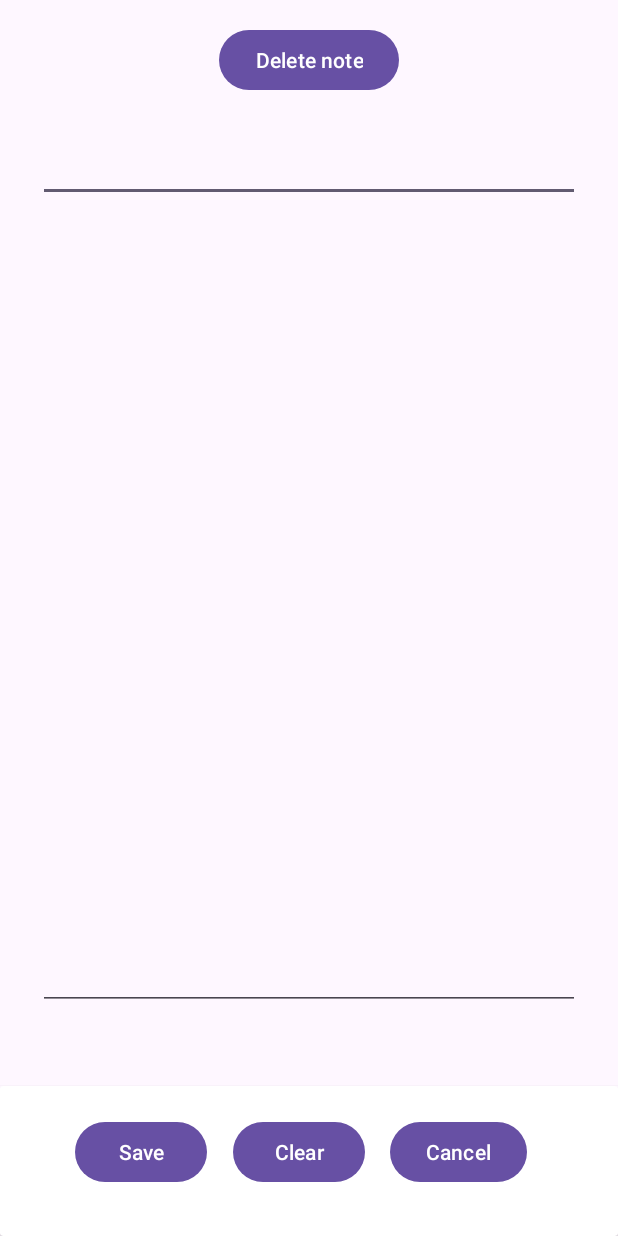
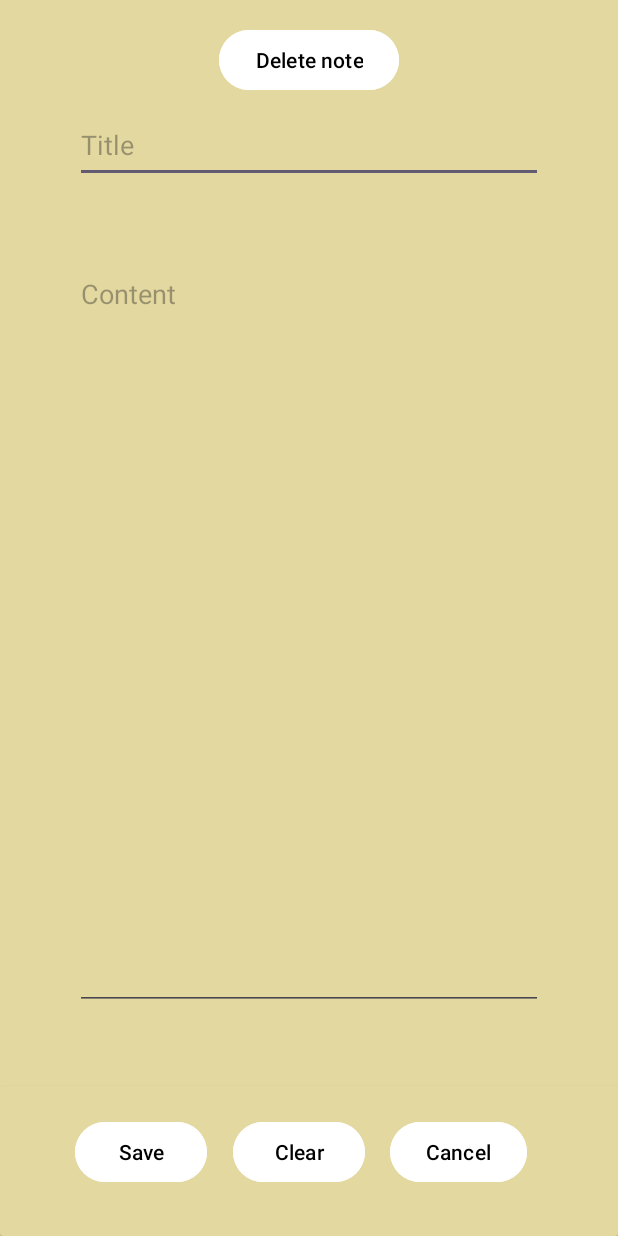
Before and after one commit to LeoAhrau/Notepad, an Android app: the screen it shows after launch (NotesActivity), after a tap on "Create New Note", on a phone screen of 412 x 824 dp. Run offline under Robolectric (Android 15) with nearby library versions, the phone set to English and light mode, and no system bars.

Commit message:
Second commit

```diff
--- a/app/src/main/java/com/example/notepad/MainActivity.java
+++ b/app/src/main/java/com/example/notepad/MainActivity.java
@@ -1,6 +1,7 @@
 package com.example.notepad;
 
 import androidx.appcompat.app.AppCompatActivity;
+import androidx.recyclerview.widget.LinearLayoutManager;
 import androidx.recyclerview.widget.RecyclerView;
 
 import android.content.Intent;
@@ -10,69 +11,53 @@ import android.widget.AdapterView;
 import android.widget.ArrayAdapter;
 import android.widget.Button;
 import android.widget.ListView;
+import android.widget.Toast;
+
+import com.google.android.material.snackbar.Snackbar;
 
 import java.io.File;
 import java.util.List;
 import java.util.Scanner;
 
+//byggd enligt MVC
 public class MainActivity extends AppCompatActivity {
 
+    // Deklarera ListView och Adapter.
     ListView notesList;
-    ArrayAdapter<Notes> noteAdapter;
+    NotesAdapter notesAdapter;;
+    DataManager dataManager = new DataManager();
+
 
     @Override
     protected void onCreate(Bundle savedInstanceState) {
         super.onCreate(savedInstanceState);
         setContentView(R.layout.activity_main);
 
+
+        // Koppla ListView och Knapparna till elementen i xml filen.
         notesList = findViewById(R.id.lv_notes);
         Button createNote = findViewById(R.id.btn_create_note);
-        Button loadNote = findViewById(R.id.btn_load);
 
-        noteAdapter = new ArrayAdapter<>(this, android.R.layout.simple_list_item_1, DataManager.notes);
-        notesList.setAdapter(noteAdapter);
+        // Initialisera Adaptern med notes listan från DataManager.
+        notesAdapter = new NotesAdapter(this, DataManager.notes);
+        notesList.setAdapter(notesAdapter);
 
+        // Rensa existerande notes i DataManager för att förhindra kopior.
         DataManager.notes.clear();
-        File directory = new File(getFilesDir(), "text");
-        if(directory.exists()) {
-            File[] files = directory.listFiles();
-            for(File file : files) {
-                if(file.getName().endsWith("_content.txt")) {
-                    String title = file.getName().replace("_content.txt", "");
-                    try {
-                        Scanner titleScanner = new Scanner(new File(directory, title + ".txt"));
-                        String titleContent = titleScanner.nextLine();
-                        titleScanner.close();
 
-                        Scanner contentScanner = new Scanner(new File(directory, title + "_content.txt"));
-                        String noteContent = contentScanner.nextLine();
-                        contentScanner.close();
+        // Skapar en directory referens för att läsa sparade notes.
+        dataManager.loadNotes(this);
 
-                        DataManager.notes.add(new Notes(titleContent, noteContent));
-                    } catch (Exception e) {
-                        e.printStackTrace();
-                    }
-                }
-            }
-        }
-
-
+        // När createNote clickas navigerar man till NotesActivity.
         createNote.setOnClickListener(new View.OnClickListener() {
             @Override
             public void onClick(View view) {
                 Intent intent = new Intent(MainActivity.this, NotesActivity.class);
                 startActivity(intent);
-
             }
         });
 
-        loadNote.setOnClickListener(new View.OnClickListener() {
-            @Override
-            public void onClick(View view) {
-                noteAdapter.notifyDataSetChanged();
-            }
-        });
-
+        // När en note i listviewen clickas navigerar man till NotesActivity och skickar med NoteTitle.
         notesList.setOnItemClickListener(new AdapterView.OnItemClickListener() {
             @Override
             public void onItemClick(AdapterView<?> parent, View view, int position, long id) {
@@ -82,40 +67,12 @@ public class MainActivity extends AppCompatActivity {
                 startActivity(intent);
             }
         });
-
     }
 
+    // Varje gång man kommer tillbaka till MainActivity uppdaterar man listan genom notifyDataSetChanged.
     @Override
     protected void onResume() {
         super.onResume();
-        noteAdapter.notifyDataSetChanged();
-
+        notesAdapter.notifyDataSetChanged();
     }
-
 }
-
-//    private void loadNotesFromInternalStorage() {
-//        DataManager.notes.clear();
-//        File directory = new File(getFilesDir(), "text");
-//        if(directory.exists()) {
-//            File[] files = directory.listFiles();
-//            for(File file : files) {
-//                if(file.getName().endsWith("_content.txt")) {
-//                    String title = file.getName().replace("_content.txt", "");
-//                    try {
-//                        Scanner titleScanner = new Scanner(new File(directory, title + ".txt"));
-//                        String titleContent = titleScanner.nextLine();
-//                        titleScanner.close();
-//
-//                        Scanner contentScanner = new Scanner(new File(directory, title + "_content.txt"));
-//                        String noteContent = contentScanner.nextLine();
-//                        contentScanner.close();
-//
-//                        DataManager.notes.add(new Notes(titleContent, noteContent));
-//                    } catch (Exception e) {
-//                        e.printStackTrace();
-//                    }
-//                }
-//            }
-//        }
-//    }
--- a/app/src/main/java/com/example/notepad/Notes.java
+++ b/app/src/main/java/com/example/notepad/Notes.java
@@ -7,7 +7,7 @@ public class Notes {
 
     public Notes(String title, String content) {
         this.title = title;
-        this.content = this.content;
+        this.content = content;
     }
 
     public String getTitle() {
--- /dev/null
+++ b/app/src/main/java/com/example/notepad/NotesAdapter.java
@@ -0,0 +1,39 @@
+package com.example.notepad;
+
+import android.content.Context;
+import android.provider.ContactsContract;
+import android.view.LayoutInflater;
+import android.view.View;
+import android.view.ViewGroup;
+import android.widget.ArrayAdapter;
+import android.widget.TextView;
+
+import androidx.annotation.NonNull;
+import androidx.annotation.Nullable;
+import androidx.recyclerview.widget.RecyclerView;
+
+import java.util.ArrayList;
+import java.util.List;
+
+public class NotesAdapter extends ArrayAdapter<Notes> {
+
+    public NotesAdapter(Context context, List<Notes> notes) {
+        super(context, 0, notes);
+    }
+
+    @NonNull
+    @Override
+    public View getView(int position, @Nullable View convertView, @NonNull ViewGroup parent) {
+        View listItemView = convertView;
+        if(listItemView == null){
+            listItemView = LayoutInflater.from(getContext()).inflate(R.layout.list_note,parent, false);
+        }
+
+        Notes currentNote = getItem(position);
+
+        TextView noteTextView = listItemView.findViewById(R.id.note_text);
+        noteTextView.setText(currentNote.getTitle());
+
+        return listItemView;
+    }
+}
--- a/app/src/main/res/layout/activity_notes.xml
+++ b/app/src/main/res/layout/activity_notes.xml
@@ -1,14 +1,17 @@
 <?xml version="1.0" encoding="utf-8"?>
 <androidx.constraintlayout.widget.ConstraintLayout xmlns:android="http://schemas.android.com/apk/res/android"
     xmlns:app="http://schemas.android.com/apk/res-auto"
-    xmlns:tools="http://schemas.android.com/tools"
     android:layout_width="match_parent"
-    android:layout_height="match_parent">
+    android:layout_height="match_parent"
+    android:background="@color/beige"
+    >
 
     <androidx.cardview.widget.CardView
         android:id="@+id/cardView"
-        android:layout_width="0dp"
-        android:layout_height="100dp"
+        android:layout_width="@dimen/_0dp"
+        android:layout_height="@dimen/_100dp"
+        app:cardBackgroundColor="@color/beige"
+
         app:layout_constraintBottom_toBottomOf="parent"
         app:layout_constraintEnd_toEndOf="parent"
         app:layout_constraintHorizontal_bias="0.0"
@@ -20,49 +23,61 @@
             android:id="@+id/btn_save_note"
             android:layout_width="wrap_content"
             android:layout_height="wrap_content"
+            android:backgroundTint="@color/white"
+            android:textColor="@color/black"
 
-            android:layout_marginLeft="50dp"
-            android:layout_marginTop="20dp"
-            android:text="Save" />
+            android:layout_marginStart="@dimen/_50dp"
+            android:layout_marginTop="@dimen/_20dp"
+            android:text="@string/save" />
 
         <Button
             android:id="@+id/btn_clear_note"
             android:layout_width="wrap_content"
             android:layout_height="wrap_content"
-            android:layout_marginLeft="155dp"
-            android:layout_marginTop="20dp"
-            android:text="Clear" />
+
+            android:textColor="@color/black"
+            android:backgroundTint="@color/white"
+            android:layout_marginStart="@dimen/_155dp"
+            android:layout_marginTop="@dimen/_20dp"
+            android:text="@string/clear" />
 
 
         <Button
             android:id="@+id/btn_cancel"
             android:layout_width="wrap_content"
             android:layout_height="wrap_content"
-            android:layout_marginLeft="260dp"
-            android:layout_marginTop="20dp"
-            android:text="Cancel" />
+
+            android:textColor="@color/black"
+            android:backgroundTint="@color/white"
+            android:layout_marginStart="@dimen/_260dp"
+            android:layout_marginTop="@dimen/_20dp"
+            android:text="@string/cancel" />
 
     </androidx.cardview.widget.CardView>
 
     <EditText
         android:id="@+id/et_title_input"
         android:layout_width="match_parent"
-        android:layout_height="wrap_content"
-        android:layout_marginLeft="25dp"
-        android:layout_marginRight="25dp"
+        android:layout_height="@dimen/_50dp"
+        android:layout_marginLeft="@dimen/_50dp"
+        android:layout_marginRight="@dimen/_50dp"
+        android:hint="@string/title"
 
         app:layout_constraintBottom_toBottomOf="parent"
         app:layout_constraintEnd_toEndOf="parent"
+        app:layout_constraintHorizontal_bias="0.505"
         app:layout_constraintStart_toStartOf="parent"
         app:layout_constraintTop_toTopOf="parent"
-        app:layout_constraintVertical_bias="0.115" />
+        app:layout_constraintVertical_bias="0.093" />
 
     <EditText
         android:id="@+id/et_content_input"
         android:layout_width="match_parent"
-        android:layout_height="500dp"
-        android:layout_marginLeft="25dp"
-        android:layout_marginRight="25dp"
+        android:layout_height="@dimen/_500dp"
+        android:layout_marginLeft="@dimen/_50dp"
+        android:layout_marginRight="@dimen/_50dp"
+        android:gravity="start"
+        android:hint="@string/content"
 
         app:layout_constraintBottom_toBottomOf="parent"
         app:layout_constraintEnd_toEndOf="parent"
@@ -72,11 +87,14 @@
         app:layout_constraintVertical_bias="0.536" />
 
     <Button
+        android:backgroundTint="@color/white"
         android:id="@+id/btn_delete"
         android:layout_width="wrap_content"
         android:layout_height="wrap_content"
-        android:layout_marginTop="16dp"
-        android:text="Delete note"
+        android:textColor="@color/black"
+        android:layout_marginTop="@dimen/_16dp"
+        android:text="@string/delete_note"
+
         app:layout_constraintEnd_toEndOf="parent"
         app:layout_constraintStart_toStartOf="parent"
         app:layout_constraintTop_toTopOf="parent" />
--- a/app/src/main/res/values/colors.xml
+++ b/app/src/main/res/values/colors.xml
@@ -2,4 +2,6 @@
 <resources>
     <color name="black">#FF000000</color>
     <color name="white">#FFFFFFFF</color>
+    <color name="green">#36D809</color>
+    <color name="beige">#E3D89F</color>
 </resources>
--- /dev/null
+++ b/app/src/main/res/values/dimens.xml
@@ -0,0 +1,16 @@
+<?xml version="1.0" encoding="utf-8"?>
+<resources>
+    <dimen name="_150dp">150dp</dimen>
+    <dimen name="_95dp">95dp</dimen>
+    <dimen name="margin_25dp">25dp</dimen>
+    <dimen name="_500dp">500dp</dimen>
+    <dimen name="_40sp">40sp</dimen>
+    <dimen name="_16dp">16dp</dimen>
+    <dimen name="_50dp">50dp</dimen>
+    <dimen name="_20dp">20dp</dimen>
+    <dimen name="_155dp">155dp</dimen>
+    <dimen name="_260dp">260dp</dimen>
+    <dimen name="_25dp">25dp</dimen>
+    <dimen name="_100dp">100dp</dimen>
+    <dimen name="_0dp">0dp</dimen>
+</resources>
--- a/app/src/main/res/values/strings.xml
+++ b/app/src/main/res/values/strings.xml
@@ -1,3 +1,11 @@
 <resources>
     <string name="app_name">Notepad</string>
+    <string name="delete_note">Delete note</string>
+    <string name="save">Save</string>
+    <string name="clear">Clear</string>
+    <string name="cancel">Cancel</string>
+    <string name="title">Title</string>
+    <string name="content">Content</string>
+    <string name="create_new_note">Create New Note</string>
+    <string name="notepad">NotePad</string>
 </resources>
```
Also changed, not shown: app/src/main/java/com/example/notepad/DataManager.java (+50 -0 lines), app/src/main/java/com/example/notepad/NotesActivity.java (+77 -30 lines), app/src/main/res/layout/activity_main.xml (+21 -23 lines), app/src/main/res/layout/list_note.xml (added, +22 -0 lines).
